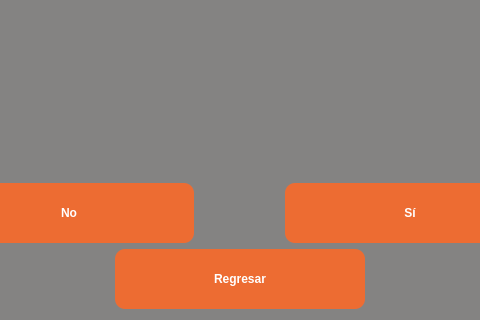
Old version of the form ui/SendMailsQuestion.ui in the repository RicarlOz/DiplomaGenerator; both pictures show x 152 to 632 and y 346 to 666 of the 784 by 666 pixel window.
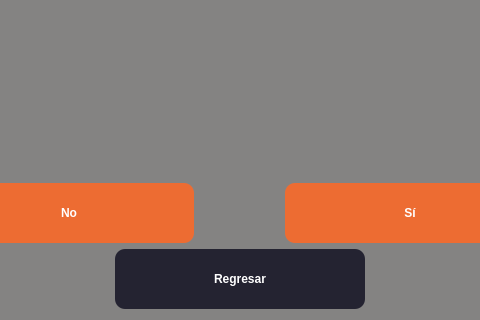
New version of the form. Icons and pictures are not drawn.

Commit message: UI buttons consistency

What changed in the file:
```diff
--- a/ui/SendMailsQuestion.ui
+++ b/ui/SendMailsQuestion.ui
@@ -171,7 +171,7 @@
         </font>
        </property>
        <property name="styleSheet">
-        <string notr="true">background-color: rgb(237, 108, 50);
+        <string notr="true">background-color: #242331;
 border-radius: 10px</string>
        </property>
        <property name="text">
```
The commit also changes 3 other files.
